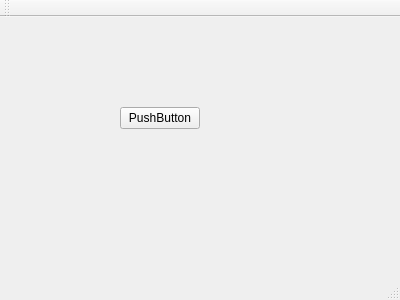
Above: mainwindow.ui from wawy1967/wawyQtCalculator before the change. Below: the same form after it.
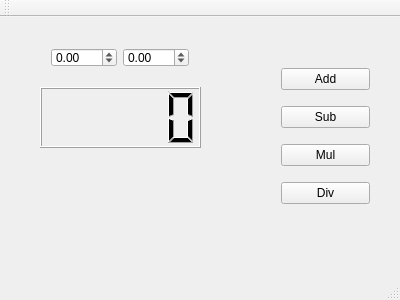
That is the form after the change.

The edit to the form file:
```diff
--- a/mainwindow.ui
+++ b/mainwindow.ui
@@ -14,17 +14,86 @@
    <string>MainWindow</string>
   </property>
   <widget class="QWidget" name="centralWidget">
-   <widget class="QPushButton" name="pushButton">
+   <widget class="QWidget" name="verticalLayoutWidget">
     <property name="geometry">
      <rect>
-      <x>120</x>
-      <y>90</y>
-      <width>80</width>
-      <height>22</height>
+      <x>270</x>
+      <y>30</y>
+      <width>111</width>
+      <height>181</height>
      </rect>
     </property>
-    <property name="text">
-     <string>PushButton</string>
+    <layout class="QVBoxLayout" name="verticalLayout">
+     <item>
+      <widget class="QPushButton" name="pushButtonAdd">
+       <property name="text">
+        <string>Add</string>
+       </property>
+      </widget>
+     </item>
+     <item>
+      <widget class="QPushButton" name="pushButtonSub">
+       <property name="text">
+        <string>Sub</string>
+       </property>
+      </widget>
+     </item>
+     <item>
+      <widget class="QPushButton" name="pushButtonMul">
+       <property name="text">
+        <string>Mul</string>
+       </property>
+      </widget>
+     </item>
+     <item>
+      <widget class="QPushButton" name="pushButtonDiv">
+       <property name="text">
+        <string>Div</string>
+       </property>
+      </widget>
+     </item>
+    </layout>
+   </widget>
+   <widget class="QWidget" name="horizontalLayoutWidget">
+    <property name="geometry">
+     <rect>
+      <x>40</x>
+      <y>20</y>
+      <width>160</width>
+      <height>41</height>
+     </rect>
+    </property>
+    <layout class="QHBoxLayout" name="horizontalLayout">
+     <item>
+      <widget class="QDoubleSpinBox" name="b">
+       <property name="minimum">
+        <double>-9999.000000000000000</double>
+       </property>
+       <property name="maximum">
+        <double>9999.000000000000000</double>
+       </property>
+      </widget>
+     </item>
+     <item>
+      <widget class="QDoubleSpinBox" name="a">
+       <property name="minimum">
+        <double>-9999.000000000000000</double>
+       </property>
+       <property name="maximum">
+        <double>9999.000000000000000</double>
+       </property>
+      </widget>
+     </item>
+    </layout>
+   </widget>
+   <widget class="QLCDNumber" name="lcdNumber">
+    <property name="geometry">
+     <rect>
+      <x>40</x>
+      <y>70</y>
+      <width>161</width>
+      <height>61</height>
+     </rect>
     </property>
    </widget>
   </widget>
```
Left out of the diff: 2 changed lines with no effect on the pictures.
